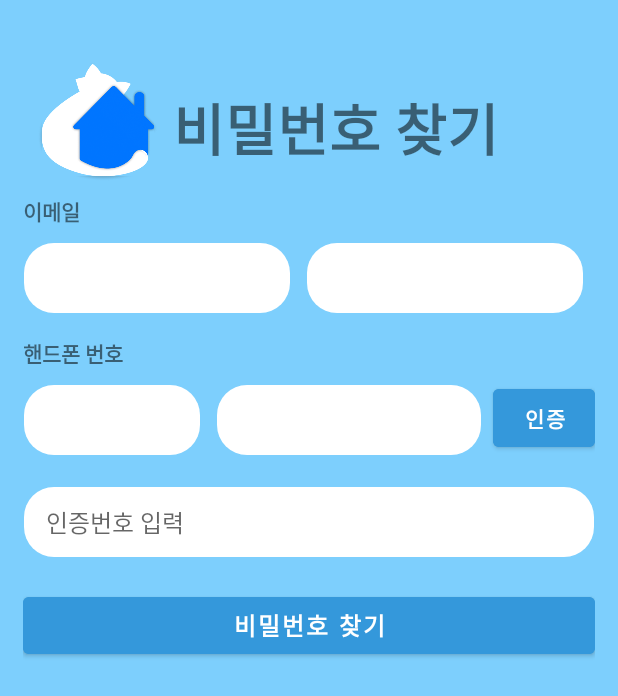
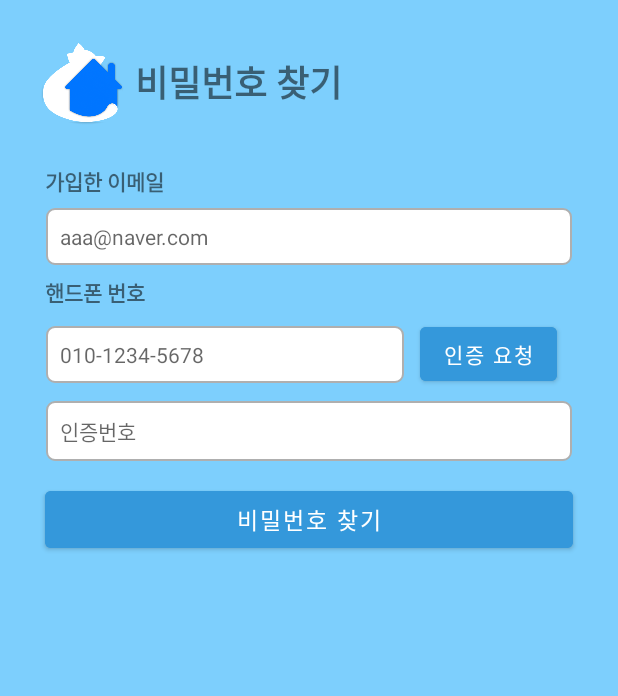
Before and after one commit to pethotel-app/pethotel-client-android, an Android app: the FindPasswordActivity screen opened directly, with no data from a screen before it, on a phone screen of 412 x 824 dp. Shown: the top 696 px of the screen. Run offline under Robolectric (Android 15) with nearby library versions, the phone set to English and light mode, and no system bars.

Commit message:
화면 구성 수정

```diff
--- a/app/src/main/java/com/hyunsungkr/pethotel/FindPasswordActivity.java
+++ b/app/src/main/java/com/hyunsungkr/pethotel/FindPasswordActivity.java
@@ -21,13 +21,13 @@ public class FindPasswordActivity extends AppCompatActivity {
         super.onCreate(savedInstanceState);
         setContentView(R.layout.activity_find_password);
 
-        editEmail1 = findViewById(R.id.editPassword);
-        editEmail2 = findViewById(R.id.editEmail2);
-        editPhone1 = findViewById(R.id.editPhone1);
-        editPhone2 = findViewById(R.id.editPhone2);
-        editCert = findViewById(R.id.editCert);
-        btnCert = findViewById(R.id.btnPhoneCheck);
-        btnFind = findViewById(R.id.btnLogin);
+//        editEmail1 = findViewById(R.id.editPassword);
+//        editEmail2 = findViewById(R.id.editEmail2);
+//        editPhone1 = findViewById(R.id.editPhone1);
+//        editPhone2 = findViewById(R.id.editPhone2);
+//        editCert = findViewById(R.id.editCert);
+//        btnCert = findViewById(R.id.btnPhoneCheck);
+//        btnFind = findViewById(R.id.btnLogin);
 
 
     }
--- a/app/src/main/java/com/hyunsungkr/pethotel/ResIdActivity.java
+++ b/app/src/main/java/com/hyunsungkr/pethotel/ResIdActivity.java
@@ -17,9 +17,9 @@ public class ResIdActivity extends AppCompatActivity {
         super.onCreate(savedInstanceState);
         setContentView(R.layout.activity_res_id);
 
-        txtEmail = findViewById(R.id.txtRating);
-        btnLogin = findViewById(R.id.btnLogin);
-        btnFindPassword = findViewById(R.id.btnFindPassword);
+//        txtEmail = findViewById(R.id.txtRating);
+//        btnLogin = findViewById(R.id.btnLogin);
+//        btnFindPassword = findViewById(R.id.btnFindPassword);
 
     }
 }
--- a/app/src/main/res/layout/activity_find_password.xml
+++ b/app/src/main/res/layout/activity_find_password.xml
@@ -2,16 +2,15 @@
 <androidx.constraintlayout.widget.ConstraintLayout xmlns:android="http://schemas.android.com/apk/res/android"
     xmlns:app="http://schemas.android.com/apk/res-auto"
     xmlns:tools="http://schemas.android.com/tools"
-    android:layout_width="wrap_content"
+    android:layout_width="match_parent"
     android:layout_height="match_parent"
     android:background="#7DCFFD"
-    tools:context=".FindPasswordActivity">
+    tools:context=".FindPasswordActivity" >
 
     <LinearLayout
         android:layout_width="match_parent"
         android:layout_height="match_parent"
-        android:layout_marginLeft="15dp"
-        android:layout_marginRight="15dp"
+        android:layout_margin="20dp"
         android:orientation="vertical"
         app:layout_constraintBottom_toBottomOf="parent"
         app:layout_constraintEnd_toEndOf="parent"
@@ -24,140 +23,111 @@
             android:orientation="horizontal">
 
             <ImageView
-                android:id="@+id/imageView"
-                android:layout_width="100dp"
-                android:layout_height="100dp"
-                android:layout_marginTop="30dp"
-                android:layout_weight="0"
+                android:layout_width="70dp"
+                android:layout_height="70dp"
                 app:srcCompat="@drawable/icon1" />
 
             <TextView
-                android:id="@+id/textView2"
                 android:layout_width="wrap_content"
                 android:layout_height="wrap_content"
                 android:layout_gravity="center_vertical"
-                android:layout_marginTop="20dp"
                 android:text="비밀번호 찾기"
-                android:textSize="37sp"
+                android:textSize="24sp"
                 android:textStyle="bold" />
         </LinearLayout>
 
         <TextView
-            android:id="@+id/textView3"
             android:layout_width="match_parent"
             android:layout_height="wrap_content"
-            android:text="이메일"
+            android:layout_marginLeft="10dp"
+            android:layout_marginTop="20dp"
+            android:layout_marginRight="10dp"
+            android:layout_marginBottom="3dp"
+            android:text="가입한 이메일"
+            android:textSize="14sp"
             android:textStyle="bold" />
 
-        <LinearLayout
-            android:layout_width="wrap_content"
+        <EditText
+            android:id="@+id/editName"
+            android:layout_width="match_parent"
             android:layout_height="wrap_content"
-            android:orientation="horizontal">
-
-            <EditText
-                android:id="@+id/editPassword"
-                android:layout_width="match_parent"
-                android:layout_height="48dp"
-                android:layout_marginTop="10dp"
-                android:layout_marginRight="10dp"
-                android:layout_weight="7"
-                android:background="@drawable/edittext"
-                android:ems="10"
-                android:inputType="textEmailAddress"
-                android:paddingLeft="15dp"
-                android:textSize="16sp"
-                tools:ignore="SpeakableTextPresentCheck" />
-
-            <EditText
-                android:id="@+id/editEmail2"
-                android:layout_width="match_parent"
-                android:layout_height="48dp"
-                android:layout_marginTop="10dp"
-                android:layout_marginRight="7dp"
-                android:layout_weight="1"
-                android:background="@drawable/edittext"
-                android:ems="10"
-                android:inputType="textEmailAddress"
-                android:paddingLeft="15dp"
-                android:textSize="16sp"
-                tools:ignore="SpeakableTextPresentCheck" />
-
-        </LinearLayout>
+            android:layout_marginLeft="10dp"
+            android:layout_marginTop="3dp"
+            android:layout_marginRight="10dp"
+            android:layout_marginBottom="3dp"
+            android:background="@drawable/edittext2"
+            android:ems="10"
+            android:hint="aaa@naver.com"
+            android:inputType="textEmailAddress"
+            android:padding="10dp"
+            android:textSize="14sp" />
 
         <TextView
             android:id="@+id/textView4"
             android:layout_width="match_parent"
             android:layout_height="wrap_content"
-            android:layout_marginTop="15dp"
+            android:layout_marginLeft="10dp"
+            android:layout_marginTop="3dp"
+            android:layout_marginRight="10dp"
+            android:layout_marginBottom="3dp"
             android:text="핸드폰 번호"
+            android:textSize="14sp"
             android:textStyle="bold" />
 
         <LinearLayout
-            android:layout_width="wrap_content"
+            android:layout_width="match_parent"
             android:layout_height="wrap_content"
+            android:layout_marginTop="3dp"
+            android:layout_marginBottom="3dp"
             android:orientation="horizontal">
 
             <EditText
-                android:id="@+id/editPhone1"
-                android:layout_width="match_parent"
-                android:layout_height="48dp"
-                android:layout_marginTop="10dp"
+                android:id="@+id/editPhone"
+                android:layout_width="wrap_content"
+                android:layout_height="wrap_content"
+                android:layout_marginLeft="10dp"
                 android:layout_marginRight="10dp"
-                android:layout_weight="7"
-                android:background="@drawable/edittext"
-                android:ems="10"
-                android:inputType="number"
-                android:paddingLeft="15dp"
-                android:textSize="16sp"
-                tools:ignore="SpeakableTextPresentCheck" />
-
-            <EditText
-                android:id="@+id/editPhone2"
-                android:layout_width="match_parent"
-                android:layout_height="48dp"
-                android:layout_marginTop="10dp"
-                android:layout_marginRight="7dp"
-                android:layout_weight="1"
-                android:background="@drawable/edittext"
-                android:ems="10"
-                android:inputType="number"
-                android:paddingLeft="15dp"
-                android:textSize="16sp"
-                tools:ignore="SpeakableTextPresentCheck" />
+                android:background="@drawable/edittext2"
+                android:ems="15"
+                android:hint="010-1234-5678"
+                android:inputType="phone"
+                android:padding="10dp"
+                android:textSize="14sp" />
 
             <Button
                 android:id="@+id/btnPhoneCheck"
                 android:layout_width="wrap_content"
-                android:layout_height="match_parent"
-                android:layout_marginTop="7dp"
-                android:layout_weight="2"
+                android:layout_height="wrap_content"
+                android:layout_marginRight="10dp"
                 android:backgroundTint="#3498DB"
-                android:text="인증"
-                android:textStyle="bold" />
+                android:text="인증 요청" />
         </LinearLayout>
 
         <EditText
-            android:id="@+id/editCert"
+            android:id="@+id/editPasswordCheck"
             android:layout_width="match_parent"
-            android:layout_height="48dp"
-            android:layout_marginTop="20dp"
-            android:background="@drawable/edittext"
-            android:ems="10"
-            android:hint="인증번호 입력"
-            android:inputType="textPassword"
-            android:paddingLeft="15dp"
-            android:textSize="16sp" />
+            android:layout_height="wrap_content"
+            android:layout_marginLeft="10dp"
+            android:layout_marginTop="3dp"
+            android:layout_marginRight="10dp"
+            android:layout_marginBottom="3dp"
+            android:background="@drawable/edittext2"
+            android:ems="14"
+            android:hint="인증번호"
+            android:inputType="textPersonName"
+            android:padding="10dp"
+            android:textSize="14sp" />
 
         <Button
             android:id="@+id/btnLogin"
             android:layout_width="match_parent"
             android:layout_height="50dp"
-            android:layout_marginTop="20dp"
+            android:layout_marginLeft="10dp"
+            android:layout_marginTop="10dp"
+            android:layout_marginRight="10dp"
             android:backgroundTint="#3498DB"
             android:text="비밀번호 찾기"
-            android:textSize="16sp"
-            android:textStyle="bold" />
+            android:textSize="15sp" />
 
     </LinearLayout>
-
 </androidx.constraintlayout.widget.ConstraintLayout>
```
Also changed, not shown: app/src/main/java/com/hyunsungkr/pethotel/FindIdActivity.java (+6 -6 lines), app/src/main/res/layout/activity_change_password.xml (+29 -14 lines), app/src/main/res/layout/activity_find_id.xml (+59 -65 lines), app/src/main/res/layout/activity_res_id.xml (+72 -40 lines), app/src/main/res/layout/activity_res_password.xml (+74 -35 lines), app/src/main/res/drawable/imgpet.png (added), app/src/main/res/drawable/petimgid.png (added), app/src/main/res/drawable/petimgpas.png (added).
